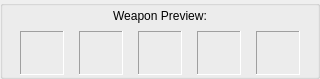
First picture: the form in qweaponordertable.ui, repository JordanViramontes/Cave-Story-Profile-Manager, before the edit.
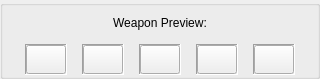
Second picture: the form after the edit. Icons and pictures are not drawn.

Commit message: updated signal lock into a class for scope reasons

Patch:
```diff
--- a/qweaponordertable.ui
+++ b/qweaponordertable.ui
@@ -78,39 +78,33 @@
           </property>
           <layout class="QGridLayout" name="gridLayout_2">
            <property name="leftMargin">
-            <number>5</number>
+            <number>0</number>
            </property>
            <property name="topMargin">
-            <number>5</number>
+            <number>0</number>
            </property>
            <property name="rightMargin">
-            <number>5</number>
+            <number>0</number>
            </property>
            <property name="bottomMargin">
-            <number>5</number>
+            <number>0</number>
            </property>
            <item row="0" column="0">
-            <widget class="QLabel" name="slot0">
-             <property name="minimumSize">
+            <widget class="QPushButton" name="slot0">
+             <property name="maximumSize">
               <size>
-               <width>32</width>
-               <height>32</height>
+               <width>512</width>
+               <height>512</height>
               </size>
              </property>
              <property name="text">
               <string/>
              </property>
-             <property name="pixmap">
-              <pixmap resource="images.qrc">:/weaponImages/images/empty.png</pixmap>
+             <property name="default">
+              <bool>false</bool>
              </property>
-             <property name="scaledContents">
-              <bool>true</bool>
-             </property>
-             <property name="alignment">
-              <set>Qt::AlignmentFlag::AlignCenter</set>
-             </property>
-             <property name="textInteractionFlags">
-              <set>Qt::TextInteractionFlag::NoTextInteraction</set>
+             <property name="flat">
+              <bool>false</bool>
              </property>
             </widget>
            </item>
@@ -127,39 +121,33 @@
           </property>
           <layout class="QGridLayout" name="gridLayout_6">
            <property name="leftMargin">
-            <number>5</number>
+            <number>0</number>
            </property>
            <property name="topMargin">
-            <number>5</number>
+            <number>0</number>
            </property>
            <property name="rightMargin">
-            <number>5</number>
+            <number>0</number>
            </property>
            <property name="bottomMargin">
-            <number>5</number>
+            <number>0</number>
            </property>
            <item row="0" column="0">
-            <widget class="QLabel" name="slot1">
-             <property name="minimumSize">
+            <widget class="QPushButton" name="slot1">
+             <property name="maximumSize">
               <size>
-               <width>32</width>
-               <height>32</height>
+               <width>512</width>
+               <height>512</height>
               </size>
              </property>
              <property name="text">
               <string/>
              </property>
-             <property name="pixmap">
-              <pixmap resource="images.qrc">:/weaponImages/images/empty.png</pixmap>
+             <property name="default">
+              <bool>false</bool>
              </property>
-             <property name="scaledContents">
-              <bool>true</bool>
-             </property>
-             <property name="alignment">
-              <set>Qt::AlignmentFlag::AlignCenter</set>
-             </property>
-             <property name="textInteractionFlags">
-              <set>Qt::TextInteractionFlag::NoTextInteraction</set>
+             <property name="flat">
+              <bool>false</bool>
              </property>
             </widget>
            </item>
@@ -176,39 +164,33 @@
           </property>
           <layout class="QGridLayout" name="gridLayout_5">
            <property name="leftMargin">
-            <number>5</number>
+            <number>0</number>
            </property>
            <property name="topMargin">
-            <number>5</number>
+            <number>0</number>
            </property>
            <property name="rightMargin">
-            <number>5</number>
+            <number>0</number>
            </property>
            <property name="bottomMargin">
-            <number>5</number>
+            <number>0</number>
            </property>
            <item row="0" column="0">
-            <widget class="QLabel" name="slot2">
-             <property name="minimumSize">
+            <widget class="QPushButton" name="slot2">
+             <property name="maximumSize">
               <size>
-               <width>32</width>
-               <height>32</height>
+               <width>512</width>
+               <height>512</height>
               </size>
              </property>
              <property name="text">
               <string/>
              </property>
-             <property name="pixmap">
-              <pixmap resource="images.qrc">:/weaponImages/images/empty.png</pixmap>
+             <property name="default">
+              <bool>false</bool>
              </property>
-             <property name="scaledContents">
-              <bool>true</bool>
-             </property>
-             <property name="alignment">
-              <set>Qt::AlignmentFlag::AlignCenter</set>
-             </property>
-             <property name="textInteractionFlags">
-              <set>Qt::TextInteractionFlag::NoTextInteraction</set>
+             <property name="flat">
+              <bool>false</bool>
              </property>
             </widget>
            </item>
@@ -225,39 +207,33 @@
           </property>
           <layout class="QGridLayout" name="gridLayout_4">
            <property name="leftMargin">
-            <number>5</number>
+            <number>0</number>
            </property>
            <property name="topMargin">
-            <number>5</number>
+            <number>0</number>
            </property>
            <property name="rightMargin">
-            <number>5</number>
+            <number>0</number>
            </property>
            <property name="bottomMargin">
-            <number>5</number>
+            <number>0</number>
            </property>
            <item row="0" column="0">
-            <widget class="QLabel" name="slot3">
-             <property name="minimumSize">
+            <widget class="QPushButton" name="slot3">
+             <property name="maximumSize">
               <size>
-               <width>32</width>
-               <height>32</height>
+               <width>512</width>
+               <height>512</height>
               </size>
              </property>
              <property name="text">
               <string/>
              </property>
-             <property name="pixmap">
-              <pixmap resource="images.qrc">:/weaponImages/images/empty.png</pixmap>
+             <property name="default">
+              <bool>false</bool>
              </property>
-             <property name="scaledContents">
-              <bool>true</bool>
-             </property>
-             <property name="alignment">
-              <set>Qt::AlignmentFlag::AlignCenter</set>
-             </property>
-             <property name="textInteractionFlags">
-              <set>Qt::TextInteractionFlag::NoTextInteraction</set>
+             <property name="flat">
+              <bool>false</bool>
              </property>
             </widget>
            </item>
@@ -274,39 +250,33 @@
           </property>
           <layout class="QGridLayout" name="gridLayout_3">
            <property name="leftMargin">
-            <number>5</number>
+            <number>0</number>
            </property>
            <property name="topMargin">
-            <number>5</number>
+            <number>0</number>
            </property>
            <property name="rightMargin">
-            <number>5</number>
+            <number>0</number>
            </property>
            <property name="bottomMargin">
-            <number>5</number>
+            <number>0</number>
            </property>
            <item row="0" column="0">
-            <widget class="QLabel" name="slot4">
-             <property name="minimumSize">
+            <widget class="QPushButton" name="slot4">
+             <property name="maximumSize">
               <size>
-               <width>32</width>
-               <height>32</height>
+               <width>512</width>
+               <height>512</height>
               </size>
              </property>
              <property name="text">
               <string/>
              </property>
-             <property name="pixmap">
-              <pixmap resource="images.qrc">:/weaponImages/images/empty.png</pixmap>
+             <property name="default">
+              <bool>false</bool>
              </property>
-             <property name="scaledContents">
-              <bool>true</bool>
-             </property>
-             <property name="alignment">
-              <set>Qt::AlignmentFlag::AlignCenter</set>
-             </property>
-             <property name="textInteractionFlags">
-              <set>Qt::TextInteractionFlag::NoTextInteraction</set>
+             <property name="flat">
+              <bool>false</bool>
              </property>
             </widget>
            </item>
```
Left out of the diff: 4 changed lines with no effect on the pictures. The commit also changes 12 other files.
